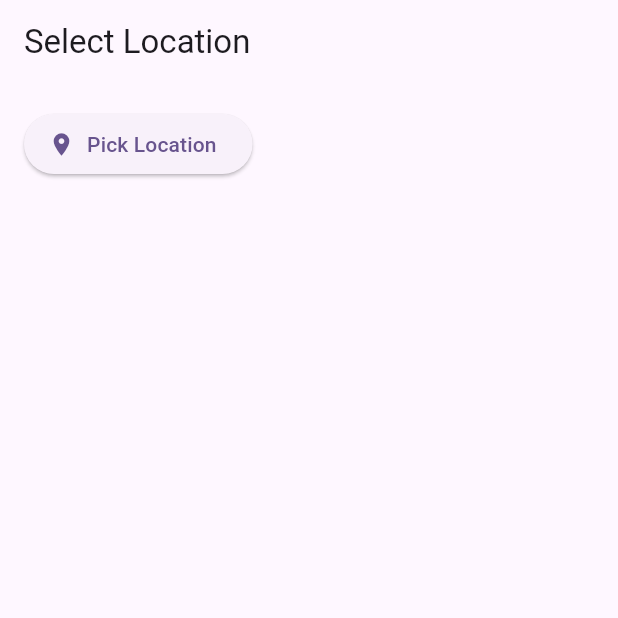
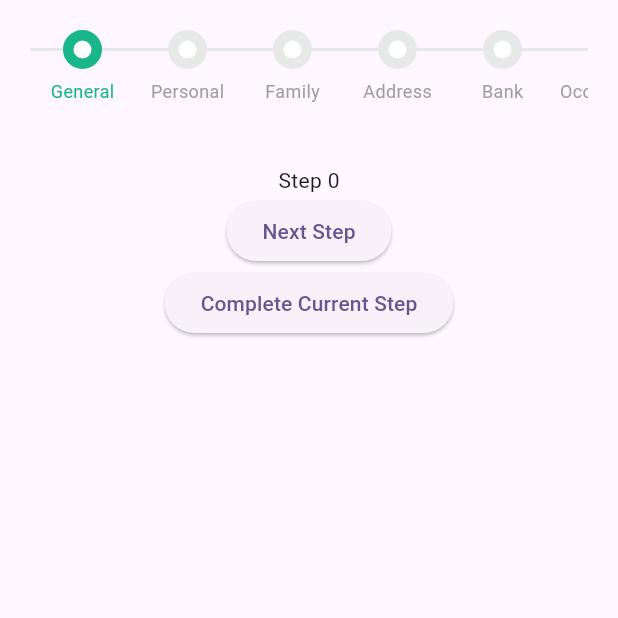
Before and after one commit to godgiftedboy/Simple-Location-Picker, a Flutter app: the screen it shows after launch, on a phone screen of 412 x 824 dp, the top half of it. Run offline on Flutter 3.47's test engine with Material 3 defaults, Android fonts, the phone set to English and light mode, and no system bars; our stand-ins replace dio, flutter_typeahead, pretty_dio_logger; missing offline and left inert: flutter_osm_plugin.

Commit message:
chore: multistep form indication demo impl

```diff
--- a/lib/main.dart
+++ b/lib/main.dart
@@ -1,5 +1,5 @@
 import 'package:flutter/material.dart';
-import 'package:simple_location_picker/location_page_here.dart';
+import 'package:simple_location_picker/multistep-form/multistep_form.dart';
 
 void main() {
   runApp(const MyApp());
@@ -16,7 +16,7 @@
         colorScheme: ColorScheme.fromSeed(seedColor: Colors.deepPurple),
         useMaterial3: true,
       ),
-      home: const LocationSelectPage(),
+      home: const MultiStepForm(),
     );
   }
 }
--- /dev/null
+++ b/lib/multistep-form/multistep_form.dart
@@ -0,0 +1,119 @@
+import 'package:flutter/material.dart';
+import 'package:simple_location_picker/multistep-form/step_item.dart';
+import 'package:simple_location_picker/multistep-form/step_item_entity.dart';
+
+class MultiStepForm extends StatefulWidget {
+  const MultiStepForm({super.key});
+
+  @override
+  State<MultiStepForm> createState() => _MultiStepFormState();
+}
+
+class _MultiStepFormState extends State<MultiStepForm> {
+  int currentStep = 0;
+  final ScrollController _scrollController = ScrollController();
+
+  List<StepItemEntity> steps = [
+    StepItemEntity(label: "General", isCompleted: false),
+    StepItemEntity(label: "Personal", isCompleted: false),
+    StepItemEntity(label: "Family", isCompleted: false),
+    StepItemEntity(label: "Address", isCompleted: false),
+    StepItemEntity(label: "Bank", isCompleted: false),
+    StepItemEntity(label: "Occupation", isCompleted: false),
+    StepItemEntity(label: "Nominee", isCompleted: false),
+    StepItemEntity(label: "AML", isCompleted: false),
+    StepItemEntity(label: "Documents", isCompleted: false),
+    StepItemEntity(label: "Agreement", isCompleted: false),
+  ];
+
+  @override
+  void dispose() {
+    _scrollController.dispose();
+    super.dispose();
+  }
+
+  void _scrollToStep(int index) {
+    const stepWidth = 70.0;
+
+    // Calculate absolute target offset
+    final targetOffset = index * stepWidth;
+
+    // Clamp to scroll range
+    final clampedOffset = targetOffset.clamp(
+      _scrollController.position.minScrollExtent,
+      _scrollController.position.maxScrollExtent,
+    );
+
+    _scrollController.animateTo(
+      clampedOffset,
+      duration: const Duration(milliseconds: 300),
+      curve: Curves.easeInOut,
+    );
+  }
+
+  @override
+  Widget build(BuildContext context) {
+    return SafeArea(
+      child: Scaffold(
+        body: Padding(
+          padding: const EdgeInsets.all(20),
+          child: Column(
+            children: [
+              SizedBox(
+                height: 50, // fixed height for step row
+                child: ListView.builder(
+                  controller: _scrollController,
+                  scrollDirection: Axis.horizontal,
+                  itemCount: steps.length,
+                  itemBuilder: (context, index) {
+                    final e = steps[index];
+                    return GestureDetector(
+                      onTap: () {
+                        setState(() {
+                          currentStep = index;
+                        });
+                        _scrollToStep(index);
+                      },
+                      child: SizedBox(
+                        width: 70, // 👈 match stepWidth above
+                        child: StepItem(
+                          label: e.label,
+                          isCompleted: e.isCompleted,
+                          isCurrent: index == currentStep,
+                        ),
+                      ),
+                    );
+                  },
+                ),
+              ),
+              const SizedBox(height: 40),
+              Center(
+                child: Text("Step $currentStep"),
+              ),
+              ElevatedButton(
+                onPressed: () {
+                  if (currentStep < steps.length - 1) {
+                    setState(() {
+                      currentStep++;
+                    });
+                    _scrollToStep(currentStep);
+                  }
+                },
+                child: const Text("Next Step"),
+              ),
+              ElevatedButton(
+                onPressed: () {
+                  setState(() {
+                    steps[currentStep] =
+                        steps[currentStep].copyWith(isCompleted: true);
+                  });
+                },
+                child: const Text("Complete Current Step"),
+              ),
+            ],
+          ),
+        ),
+      ),
+    );
+  }
+}
--- /dev/null
+++ b/lib/multistep-form/step_item.dart
@@ -0,0 +1,83 @@
+import 'package:flutter/material.dart';
+
+class StepItem extends StatelessWidget {
+  final String label;
+  final bool isCompleted;
+  final bool isCurrent;
+  final bool hasLineBefore;
+  final bool hasLineAfter;
+
+  const StepItem({
+    super.key,
+    required this.label,
+    this.isCompleted = false,
+    this.isCurrent = false,
+    this.hasLineBefore = true,
+    this.hasLineAfter = true,
+  });
+
+  @override
+  Widget build(BuildContext context) {
+    const activeColor = Color(0xff19B68A);
+    const inactiveColor = Colors.white;
+    const inactiveBorderColor = Color(0xffE7E8E8);
+
+    return Column(
+      children: [
+        Row(
+          children: [
+            // Left line
+            if (hasLineBefore)
+              Expanded(
+                child: Container(
+                  height: 2,
+                  color: inactiveBorderColor,
+                ),
+              ),
+
+            // Circle
+            Container(
+              width: 26,
+              height: 26,
+              decoration: BoxDecoration(
+                shape: BoxShape.circle,
+                color: isCompleted ? activeColor : inactiveColor,
+                border: isCompleted
+                    ? null //no border on completed
+                    : Border.all(
+                        color: isCurrent ? activeColor : inactiveBorderColor,
+                        width: 7,
+                      ),
+              ),
+              child: isCompleted
+                  ? const Icon(
+                      Icons.check,
+                      color: Colors.white,
+                      size: 20,
+                    )
+                  : null,
+            ),
+
+            // Right line
+            if (hasLineAfter)
+              Expanded(
+                child: Container(
+                  height: 2,
+                  color: inactiveBorderColor,
+                ),
+              ),
+          ],
+        ),
+        const SizedBox(height: 6),
+        Text(
+          label,
+          style: TextStyle(
+            fontSize: 12,
+            color: isCompleted || isCurrent ? activeColor : Colors.grey,
+            fontWeight: FontWeight.normal,
+          ),
+        ),
+      ],
+    );
+  }
+}
--- /dev/null
+++ b/lib/multistep-form/step_item_entity.dart
@@ -0,0 +1,18 @@
+class StepItemEntity {
+  final String label;
+  final bool isCompleted;
+  StepItemEntity({
+    required this.label,
+    required this.isCompleted,
+  });
+
+  StepItemEntity copyWith({
+    String? label,
+    bool? isCompleted,
+  }) {
+    return StepItemEntity(
+      label: label ?? this.label,
+      isCompleted: isCompleted ?? this.isCompleted,
+    );
+  }
+}
--- a/pubspec.yaml
+++ b/pubspec.yaml
@@ -39,6 +39,8 @@ dependencies:
   dio: ^5.9.0
   pretty_dio_logger: ^1.4.0
   flutter_typeahead: ^5.2.0
+  biometric_storage: ^5.0.1
+  easy_stepper: ^0.8.5+1
 
 dev_dependencies:
   flutter_test:
```
Also changed, not shown: pubspec.lock, 2 other files.
